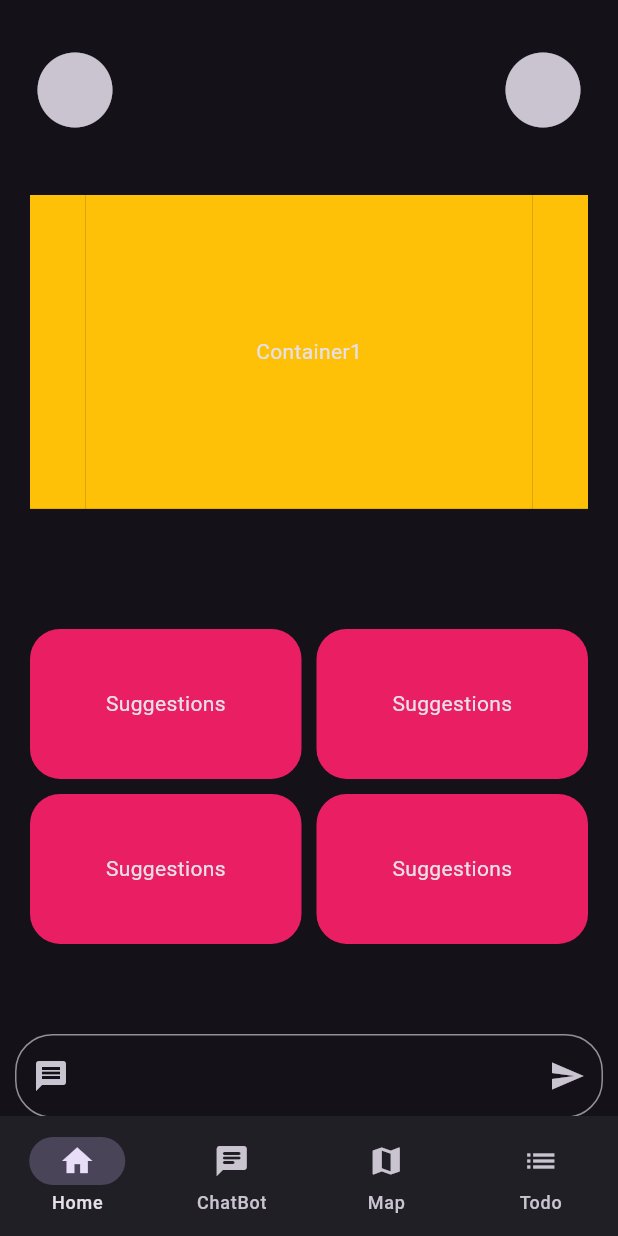
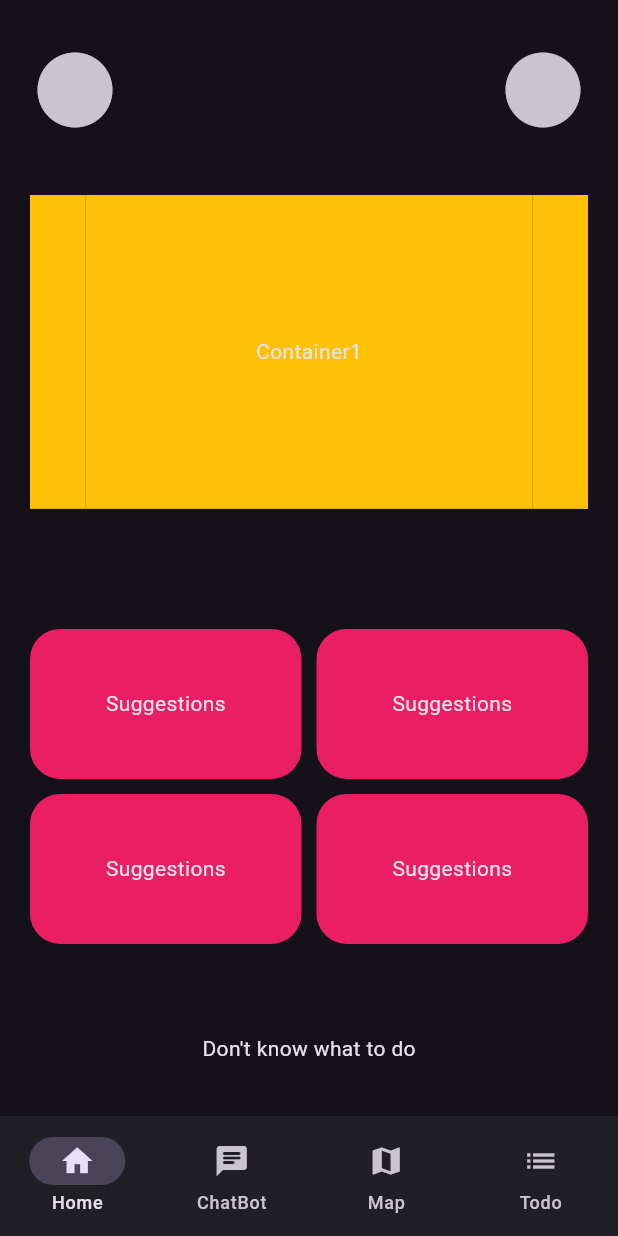
Before and after one commit to Adithya-1489181/TOURA, a Flutter app: the screen it shows after launch, on a phone screen of 412 x 824 dp. Run offline on Flutter 3.47's test engine with Material 3 defaults, Android fonts, the phone set to English and light mode, and no system bars; drawn by our look-alikes of carousel_slider; our stand-ins replace flutter_map, flutter_markdown, flutter_riverpod, latlong2.

Commit message:
Reorganized the file structure

```diff
--- a/toura/lib/UI/chat_page.dart
+++ b/toura/lib/UI/chat_screen/chat_page.dart
@@ -1,6 +1,6 @@
 import 'package:flutter/material.dart';
 import 'package:flutter_riverpod/flutter_riverpod.dart';
-import 'package:toura/UI/toura_chat_box.dart';
+import 'package:toura/UI/chat_screen/chat_box.dart';
 
 class Message {
   String content;
--- a/toura/lib/UI/home_page.dart
+++ b/toura/lib/UI/home_screen/home_page.dart
@@ -147,17 +147,8 @@ class HomePage extends StatelessWidget {
             ),
             Container(
               margin: const EdgeInsets.symmetric(horizontal: 10),
-              child: TextField(
-                decoration: InputDecoration(
-                  border: OutlineInputBorder(
-                    borderRadius: BorderRadius.circular(25),
-                  ),
-                  prefixIcon: const Icon(Icons.message),
-                  suffixIcon: IconButton(
-                    icon: const Icon(Icons.send),
-                    onPressed: () {},
-                  ),
-                ),
+              child: const Center(
+                child: Text("Don't know what to do"),
               ),
             ),
           ],
--- a/toura/lib/UI/todo_page.dart
+++ b/toura/lib/UI/todo_screen/todo_page.dart
@@ -1,5 +1,5 @@
 import 'package:flutter/material.dart';
-import 'package:toura/UI/trip_plan.dart';
+import 'package:toura/UI/todo_screen/trip_plan.dart';
 
 class TodoPage extends StatelessWidget {
   const TodoPage({super.key});
```
Also changed, not shown: toura/lib/UI/toura.dart (+4 -4 lines), toura/pubspec.yaml (+3 -4 lines), toura/lib/UI/chat_screen/chat_box.dart (renamed from toura/lib/UI/toura_chat_box.dart), toura/lib/UI/map_screen/map_page.dart (renamed from toura/lib/UI/map_page.dart), toura/lib/UI/todo_screen/trip_plan.dart (renamed from toura/lib/UI/trip_plan.dart), toura/pubspec.lock.
